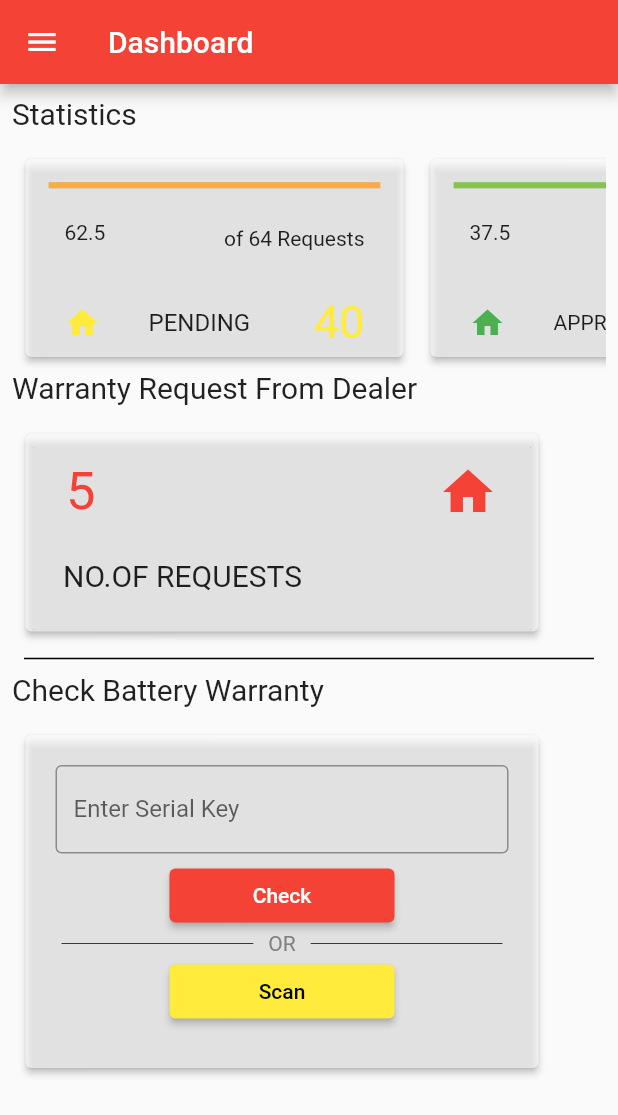
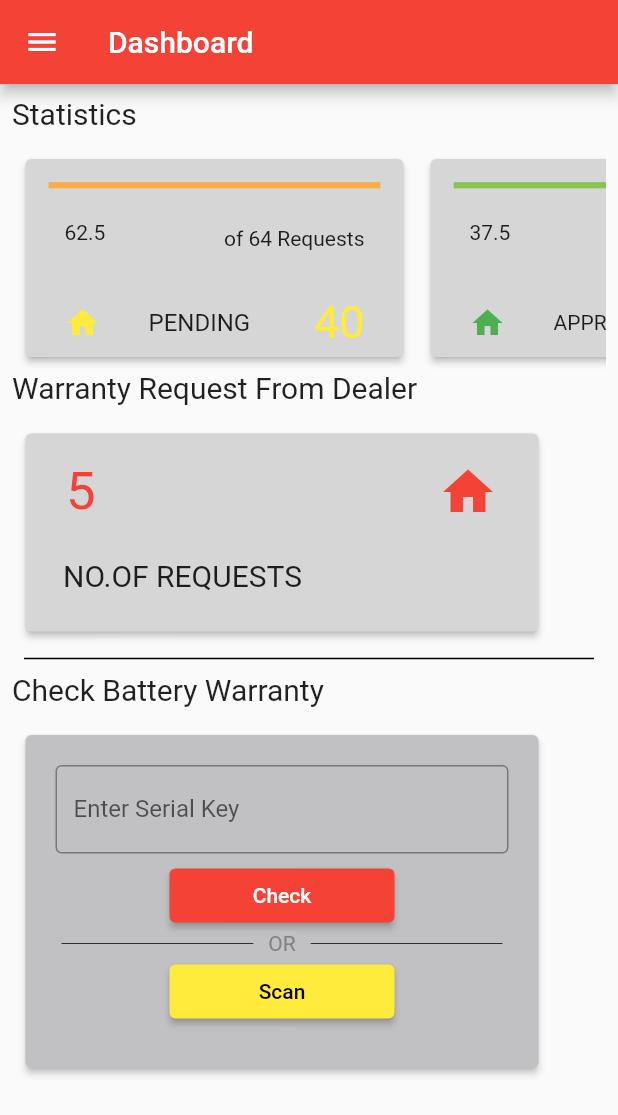
Before and after one commit to Ujjawal-Dudani/Flutterdemoapp, a Flutter app: the screen it shows after launch, on a phone screen of 412 x 824 dp. Shown: the top 1115 px of the screen. Run offline on Flutter 3.47's test engine with Material 2 defaults, Android fonts, the phone set to English and light mode, and no system bars.

Commit message:
color code and dashboard

```diff
--- a/lib/views/dashboard.dart
+++ b/lib/views/dashboard.dart
@@ -397,7 +397,7 @@ class _DashboardScreenState extends State<DashboardScreen> {
                             ],
                           ),
                         ),
-                        color: Colors.white60,
+                        color: const Color(0xffd6d6d6),
                         elevation: 2.0,
                       ),
                     ),
@@ -431,7 +431,7 @@ class _DashboardScreenState extends State<DashboardScreen> {
                             ],
                           ),
                         ),
-                        color: Colors.white60,
+                        color: const Color(0xffd6d6d6),
                         elevation: 2.0,
                       ),
                     ),
@@ -465,7 +465,7 @@ class _DashboardScreenState extends State<DashboardScreen> {
                           ],
                           ),
                         ),
-                        color: Colors.white60,
+                        color: const Color(0xffd6d6d6),
                         elevation: 2.0,
                       ),
                     )
@@ -502,7 +502,7 @@ class _DashboardScreenState extends State<DashboardScreen> {
                       ],
                     ),
                   ),
-                  color: Colors.white60,
+                  color: const Color(0xffd6d6d6),
                   elevation: 2.0,
                 ),
               ),
@@ -606,7 +606,7 @@ class _DashboardScreenState extends State<DashboardScreen> {
                       ],
                     ),
                   ),
-                  color: Colors.white60,
+                  color: const Color(0xffC1C1C3),
                   elevation: 2.0,
                 ),
               ),
```
Also changed, not shown: lib/constants/colors.dart (added, +29 -0 lines).
